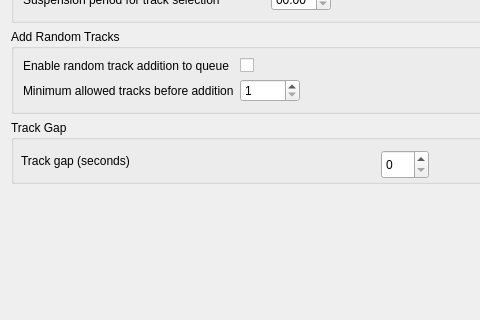
jamie-gifford/mixxx, file src/preferences/dialog/dlgprefautodjdlg.ui: the form before one commit; both pictures show x 0 to 480 and y 102 to 422 of the 723 by 591 pixel window.
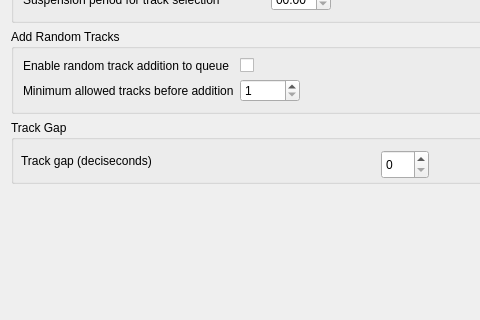
The form after the commit.

Commit message: TrackGapSeconds preference for Auto DJ - use deciseconds rather than seconds

```diff
--- a/src/preferences/dialog/dlgprefautodjdlg.ui
+++ b/src/preferences/dialog/dlgprefautodjdlg.ui
@@ -269,7 +269,7 @@
        </rect>
       </property>
       <property name="text">
-       <string>Track gap (seconds)</string>
+       <string>Track gap (deciseconds)</string>
       </property>
      </widget>
      <widget class="QSpinBox" name="TrackGapSpinBox">
```
Left out of the diff: 8 changed lines with no effect on the pictures. The commit also changes 4 other files.
